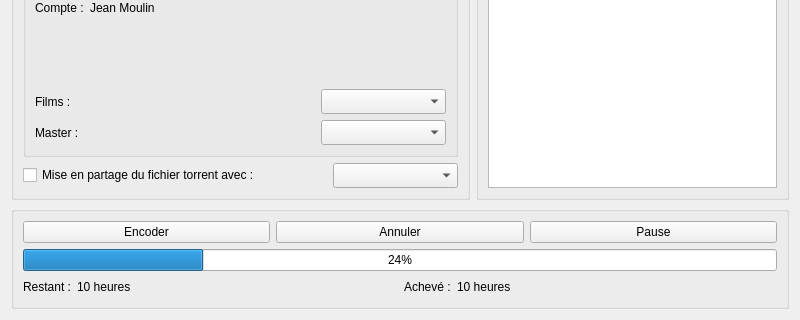
Before: the Qt Designer form src/View/encodepane.ui in cinemaouvert/OCT, drawn with Qt 5; both pictures show x 0 to 800 and y 280 to 600 of the 800 by 600 pixel window.
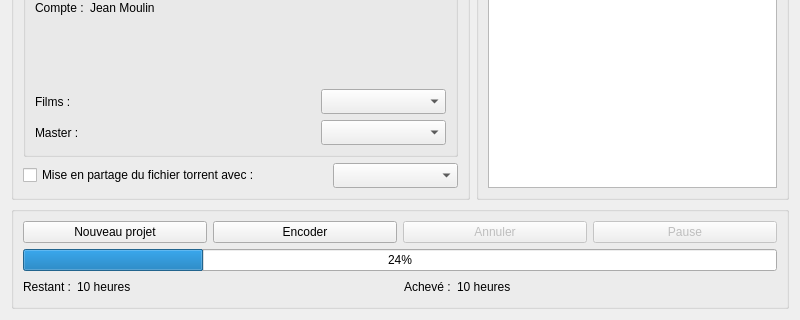
After: the same form once the commit is applied.

Commit message: Corrected a bug + added button New project in encoding pane

Patch:
```diff
--- a/src/View/encodepane.ui
+++ b/src/View/encodepane.ui
@@ -379,6 +379,13 @@
      <layout class="QVBoxLayout" name="verticalLayout_2">
       <item>
        <layout class="QHBoxLayout" name="horizontalLayout_EncodingButtons">
+        <item>
+         <widget class="QPushButton" name="newProjectButton">
+          <property name="text">
+           <string>Nouveau projet</string>
+          </property>
+         </widget>
+        </item>
         <item>
          <widget class="QPushButton" name="pushButton_Encode">
           <property name="text">
@@ -388,6 +395,9 @@
         </item>
         <item>
          <widget class="QPushButton" name="pushButton_Cancel">
+          <property name="enabled">
+           <bool>false</bool>
+          </property>
           <property name="text">
            <string>Annuler</string>
           </property>
@@ -395,6 +405,9 @@
         </item>
         <item>
          <widget class="QPushButton" name="pushButton_Pause">
+          <property name="enabled">
+           <bool>false</bool>
+          </property>
           <property name="text">
            <string>Pause</string>
           </property>
```
The commit also changes 5 other files.
